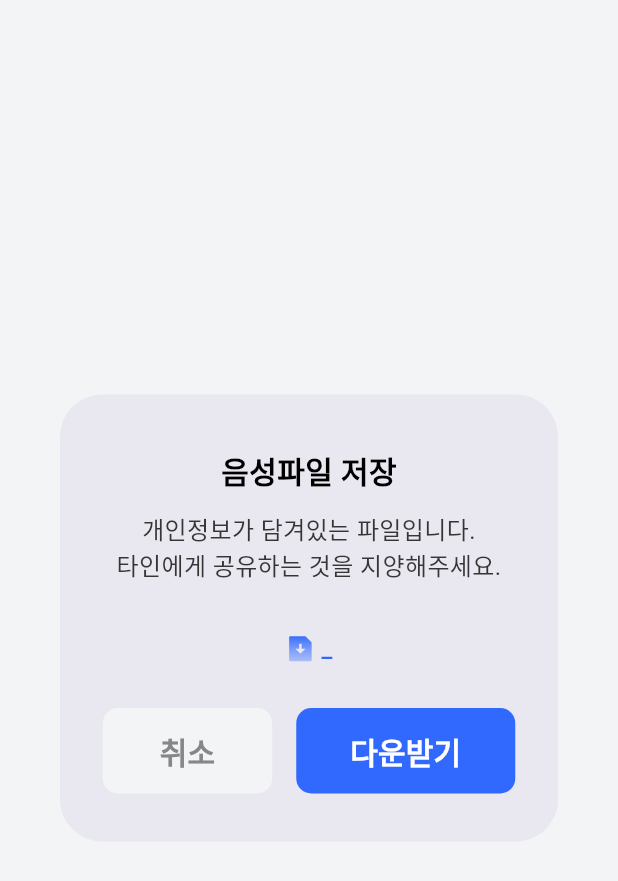
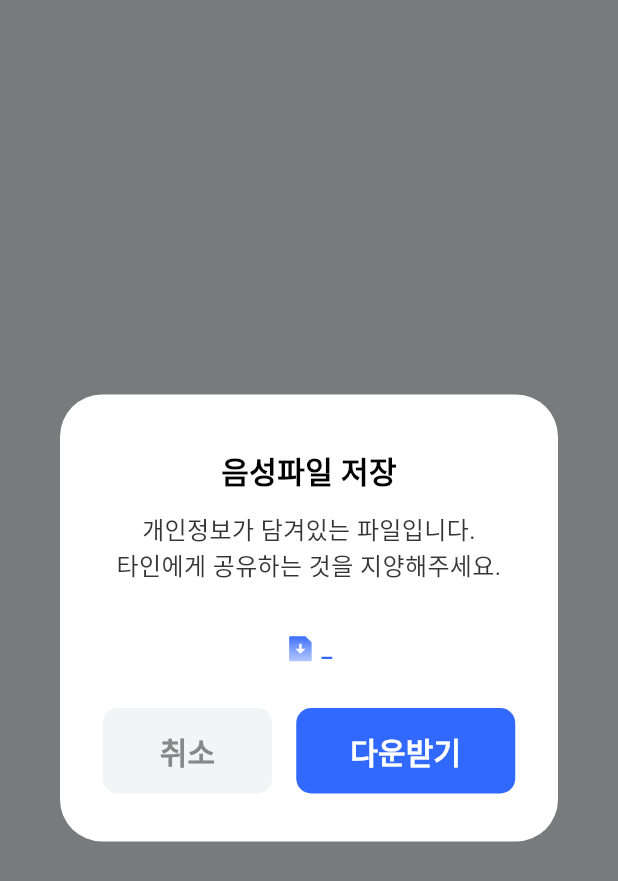
Before and after one commit to Naeun-privatebanker/Front, a Flutter app: the RecordDownloadPopup widget shown alone on an empty page, opened directly with empty values, on a phone screen of 412 x 824 dp. Shown: the top 881 px of the screen. Run offline on Flutter 3.47's test engine with Material 3 defaults, Android fonts, the phone set to English and light mode, and no system bars; our stand-ins replace flutter_svg; network calls fail.

Commit message:
feat : Add Dialog background

```diff
--- a/lib/screens/record/record_feature_download_popup.dart
+++ b/lib/screens/record/record_feature_download_popup.dart
@@ -11,7 +11,10 @@ class RecordDownloadPopup extends StatelessWidget {
 
   @override
   Widget build(BuildContext context) {
-    return AlertDialog(
+    return Material(
+      color: Colors.black.withOpacity(0.5),
+      child: AlertDialog(
+        backgroundColor: Colors.white,
         contentPadding: EdgeInsets.all(16),
         content: Stack(
           alignment: Alignment.center,
@@ -130,6 +133,7 @@ class RecordDownloadPopup extends StatelessWidget {
             ),
           ],
         ),
+      ),
     );
   }
 }
```
Lines whose indentation alone changed are shown as unchanged.
